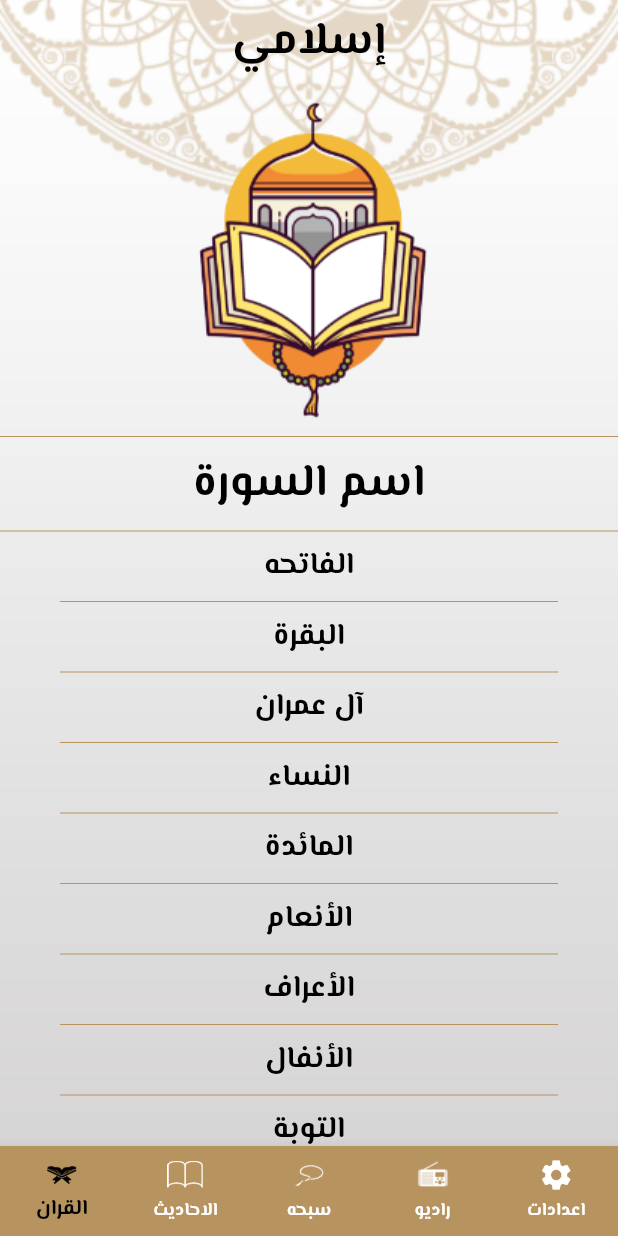
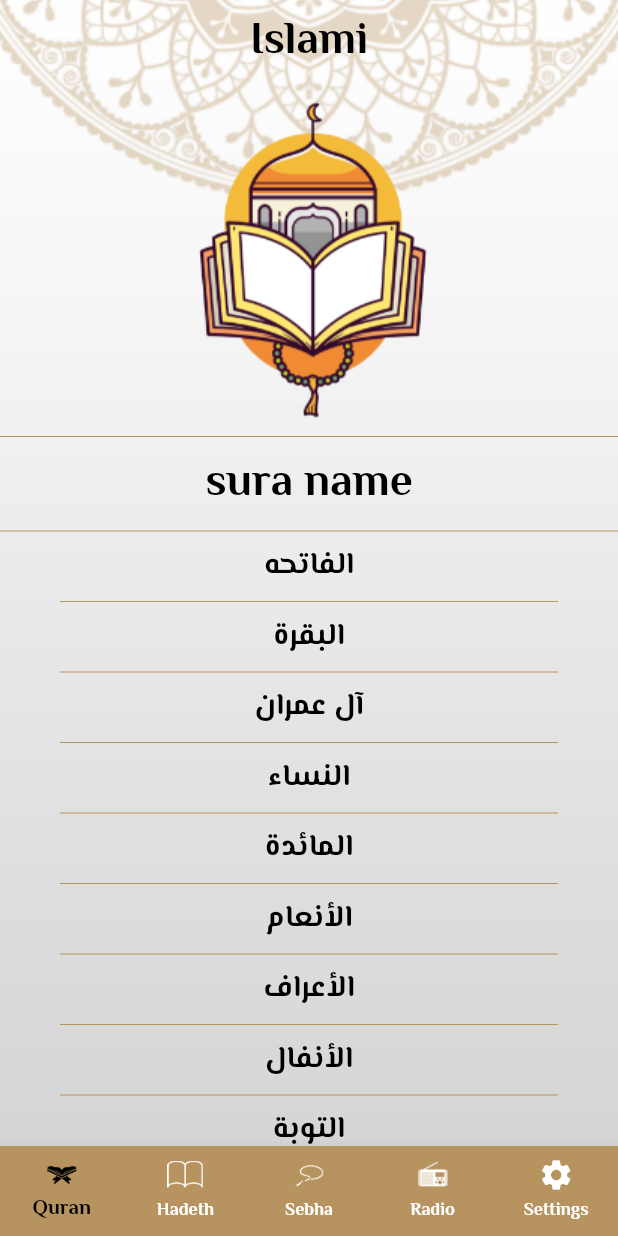
Before and after one commit to Mohammedzxz712/islami-app, a Flutter app: the screen it shows after launch, on a phone screen of 412 x 824 dp. Run offline on Flutter 3.47's test engine with Material 2 defaults, Android fonts, the phone set to English and light mode, and no system bars; our stand-ins replace google_fonts; generated files the repository leaves out were written again.

Commit message:
localization done

```diff
--- /dev/null
+++ b/l10n.yaml
@@ -0,0 +1,3 @@
+arb-dir: lib/l10n
+template-arb-file: app_en.arb
+output-localization-file: app_localizations.dart
--- /dev/null
+++ b/lib/l10n/app_ar.arb
@@ -0,0 +1,18 @@
+{
+"app_title"  : "إسلامي" ,
+"quran"  : "قرآن",
+"hadeth"  : "حديث" ,
+"sebha"  : "سبحه" ,
+"radio"  : "اذاعه" ,
+"settings" :"اعدادات" ,
+"theme"  : "Theming" ,
+"english" : "الانجليزيه",
+"arabic" : "عربي" ,
+"light"  : "Light" ,
+"dark" :  "Dark" ,
+"language" :  "اللغه" ,
+"sura_name" :  "اسم السوره",
+"hadeth_name" :  "اسم الحديث",
+"radio_name" :  "إذاعه القرآن الكريم",
+"number" :  "عدد التسبيحات"
+}
--- /dev/null
+++ b/lib/l10n/app_en.arb
@@ -0,0 +1,19 @@
+{
+"app_title"  : "Islami" ,
+"quran"  : "Quran",
+"hadeth"  : "Hadeth" ,
+"sebha"  : "Sebha" ,
+"radio"  : "Radio" ,
+"settings" :"Settings" ,
+"theme"  : "Theming" ,
+"english" : "English",
+"arabic" : "Arabic" ,
+"light"  : "Light" ,
+"dark" :  "Dark" ,
+"language" :  "Language" ,
+"sura_name" :  "sura name",
+"hadeth_name" :  "Hadeth Name",
+"radio_name" :  "Holy Quran Radio",
+"number" :  "Number of praises"
+
+}
--- a/lib/main.dart
+++ b/lib/main.dart
@@ -1,4 +1,5 @@
 import 'package:flutter/material.dart';
+import 'package:flutter_gen/gen_l10n/app_localizations.dart';
 import 'package:islami_app/models/model_theme_mode.dart';
 import 'package:islami_app/modules/quran/quran_screen.dart';
 import 'package:islami_app/modules/radio/radio_screen.dart';
@@ -21,6 +22,9 @@ class MyApp extends StatelessWidget {
   Widget build(BuildContext context) {
     return MaterialApp(
       debugShowCheckedModeBanner: false,
+      locale: Locale('en'),
+      localizationsDelegates: AppLocalizations.localizationsDelegates,
+      supportedLocales: AppLocalizations.supportedLocales,
       theme: MyTheme.lightTheme,
       themeMode: MyThemeMode.isDark ? ThemeMode.dark : ThemeMode.light,
       darkTheme: MyTheme.darkTheme,
--- a/lib/modules/ahadeth/ahadeth_screen.dart
+++ b/lib/modules/ahadeth/ahadeth_screen.dart
@@ -1,5 +1,6 @@
 import 'package:flutter/material.dart';
 import 'package:flutter/services.dart';
+import 'package:flutter_gen/gen_l10n/app_localizations.dart';
 import 'package:islami_app/modules/ahadeth_details_screen.dart';
 
 import '../../generated/assets.dart';
@@ -31,7 +32,7 @@ class _AhadethScreenState extends State<AhadethScreen> {
           color: MyTheme.primaryColor,
         ),
         Text(
-          'الأحاديث',
+          AppLocalizations.of(context)!.hadeth_name,
           style: Theme.of(context).textTheme.bodyLarge,
         ),
         const Divider(
--- a/lib/modules/ahadeth_details_screen.dart
+++ b/lib/modules/ahadeth_details_screen.dart
@@ -5,7 +5,7 @@ import '../generated/assets.dart';
 import 'ahadeth/ahadeth_screen.dart';
 
 class AhadethDetailsScreen extends StatefulWidget {
-  static const routeName = 'ahadeth';
+  static const routeName = 'ahadethDetails';
 
   @override
   State<AhadethDetailsScreen> createState() => _AhadethDetailsScreen();
--- a/lib/modules/home/home_screen.dart
+++ b/lib/modules/home/home_screen.dart
@@ -1,4 +1,5 @@
 import 'package:flutter/material.dart';
+import 'package:flutter_gen/gen_l10n/app_localizations.dart';
 import 'package:islami_app/models/model_theme_mode.dart';
 import 'package:islami_app/modules/quran/quran_screen.dart';
 import 'package:islami_app/modules/radio/radio_screen.dart';
@@ -48,34 +49,35 @@ class _HomeScreenState extends State<HomeScreen> {
               setState(() {});
             },
             currentIndex: currentIndex,
-            items: const [
+            items: [
               BottomNavigationBarItem(
                   icon: ImageIcon(
                     AssetImage(Assets.imagesIconQuran),
                   ),
-                  label: 'القران'),
+                  label: AppLocalizations.of(context)!.quran),
               BottomNavigationBarItem(
                   icon: ImageIcon(
                     AssetImage(Assets.imagesIconHadeth),
                   ),
-                  label: 'الاحاديث'),
+                  label: AppLocalizations.of(context)!.hadeth),
               BottomNavigationBarItem(
                   icon: ImageIcon(
                     AssetImage(Assets.imagesIconSebha),
                   ),
-                  label: 'سبحه'),
+                  label: AppLocalizations.of(context)!.sebha),
               BottomNavigationBarItem(
                   icon: ImageIcon(
                     AssetImage(Assets.imagesIconRadio),
                   ),
-                  label: 'راديو'),
+                  label: AppLocalizations.of(context)!.radio),
               BottomNavigationBarItem(
-                  icon: Icon(Icons.settings), label: 'اعدادات'),
+                  icon: Icon(Icons.settings),
+                  label: AppLocalizations.of(context)!.settings),
             ],
           ),
           appBar: AppBar(
             title: Text(
-              'إسلامي',
+              AppLocalizations.of(context)!.app_title,
               style: Theme.of(context).textTheme.bodyLarge,
             ),
           ),
--- a/lib/modules/quran/quran_screen.dart
+++ b/lib/modules/quran/quran_screen.dart
@@ -1,129 +1,14 @@
 import 'package:flutter/material.dart';
+import 'package:flutter_gen/gen_l10n/app_localizations.dart';
 import 'package:islami_app/models/sora_model.dart';
 import 'package:islami_app/modules/sora_screen.dart';
 import 'package:islami_app/shared/theme_data.dart';
 
 import '../../generated/assets.dart';
+import '../../shared/constant.dart';
 
 class QuranScreen extends StatelessWidget {
   static const String routeName = 'quran';
-  static List<String> arSuras = [
-    "الفاتحه",
-    "البقرة",
-    "آل عمران",
-    "النساء",
-    "المائدة",
-    "الأنعام",
-    "الأعراف",
-    "الأنفال",
-    "التوبة",
-    "يونس",
-    "هود",
-    "يوسف",
-    "الرعد",
-    "إبراهيم",
-    "الحجر",
-    "النحل",
-    "الإسراء",
-    "الكهف",
-    "مريم",
-    "طه",
-    "الأنبياء",
-    "الحج",
-    "المؤمنون",
-    "النّور",
-    "الفرقان",
-    "الشعراء",
-    "النّمل",
-    "القصص",
-    "العنكبوت",
-    "الرّوم",
-    "لقمان",
-    "السجدة",
-    "الأحزاب",
-    "سبأ",
-    "فاطر",
-    "يس",
-    "الصافات",
-    "ص",
-    "الزمر",
-    "غافر",
-    "فصّلت",
-    "الشورى",
-    "الزخرف",
-    "الدّخان",
-    "الجاثية",
-    "الأحقاف",
-    "محمد",
-    "الفتح",
-    "الحجرات",
-    "ق",
-    "الذاريات",
-    "الطور",
-    "النجم",
-    "القمر",
-    "الرحمن",
-    "الواقعة",
-    "الحديد",
-    "المجادلة",
-    "الحشر",
-    "الممتحنة",
-    "الصف",
-    "الجمعة",
-    "المنافقون",
-    "التغابن",
-    "الطلاق",
-    "التحريم",
-    "الملك",
-    "القلم",
-    "الحاقة",
-    "المعارج",
-    "نوح",
-    "الجن",
-    "المزّمّل",
-    "المدّثر",
-    "القيامة",
-    "الإنسان",
-    "المرسلات",
-    "النبأ",
-    "النازعات",
-    "عبس",
-    "التكوير",
-    "الإنفطار",
-    "المطفّفين",
-    "الإنشقاق",
-    "البروج",
-    "الطارق",
-    "الأعلى",
-    "الغاشية",
-    "الفجر",
-    "البلد",
-    "الشمس",
-    "الليل",
-    "الضحى",
-    "الشرح",
-    "التين",
-    "العلق",
-    "القدر",
-    "البينة",
-    "الزلزلة",
-    "العاديات",
-    "القارعة",
-    "التكاثر",
-    "العصر",
-    "الهمزة",
-    "الفيل",
-    "قريش",
-    "الماعون",
-    "الكوثر",
-    "الكافرون",
-    "النصر",
-    "المسد",
-    "الإخلاص",
-    "الفلق",
-    "الناس"
-  ];
-
   @override
   Widget build(BuildContext context) {
     return Column(
@@ -137,7 +22,7 @@ class QuranScreen extends StatelessWidget {
           color: MyTheme.primaryColor,
         ),
         Text(
-          'اسم السورة',
+          AppLocalizations.of(context)!.sura_name,
           style: Theme.of(context).textTheme.bodyLarge,
         ),
         const Divider(
--- a/lib/modules/radio/radio_screen.dart
+++ b/lib/modules/radio/radio_screen.dart
@@ -1,4 +1,5 @@
 import 'package:flutter/material.dart';
+import 'package:flutter_gen/gen_l10n/app_localizations.dart';
 import 'package:islami_app/shared/theme_data.dart';
 
 import '../../generated/assets.dart';
@@ -22,7 +23,7 @@ class RadioScreen extends StatelessWidget {
           height: 30,
         ),
         Text(
-          'إذاعه القرآن الكريم',
+          AppLocalizations.of(context)!.radio_name,
           style: Theme.of(context).textTheme.bodyLarge,
         ),
         const SizedBox(
--- a/lib/modules/sebha/sebha_screen.dart
+++ b/lib/modules/sebha/sebha_screen.dart
@@ -1,4 +1,5 @@
 import 'package:flutter/material.dart';
+import 'package:flutter_gen/gen_l10n/app_localizations.dart';
 
 import '../../generated/assets.dart';
 import '../../shared/theme_data.dart';
@@ -61,7 +62,7 @@ class _SebhaScreenState extends State<SebhaScreen> {
             ],
           ),
           Text(
-            'عدد التسبيحات',
+            AppLocalizations.of(context)!.number,
             style: Theme.of(context).textTheme.bodyLarge,
           ),
           const SizedBox(
--- a/lib/modules/setting/setting_screen.dart
+++ b/lib/modules/setting/setting_screen.dart
@@ -1,4 +1,5 @@
 import 'package:flutter/material.dart';
+import 'package:flutter_gen/gen_l10n/app_localizations.dart';
 
 class SettingScreen extends StatelessWidget {
   const SettingScreen({super.key});
@@ -7,9 +8,9 @@ class SettingScreen extends StatelessWidget {
 
   @override
   Widget build(BuildContext context) {
-    return const Center(
+    return Center(
         child: Text(
-      'setting',
+      AppLocalizations.of(context)!.settings,
       style: TextStyle(fontSize: 40, fontWeight: FontWeight.bold),
     ));
   }
--- /dev/null
+++ b/lib/shared/constant.dart
@@ -0,0 +1,116 @@
+List<String> arSuras = [
+  "الفاتحه",
+  "البقرة",
+  "آل عمران",
+  "النساء",
+  "المائدة",
+  "الأنعام",
+  "الأعراف",
+  "الأنفال",
+  "التوبة",
+  "يونس",
+  "هود",
+  "يوسف",
+  "الرعد",
+  "إبراهيم",
+  "الحجر",
+  "النحل",
+  "الإسراء",
+  "الكهف",
+  "مريم",
+  "طه",
+  "الأنبياء",
+  "الحج",
+  "المؤمنون",
+  "النّور",
+  "الفرقان",
+  "الشعراء",
+  "النّمل",
+  "القصص",
+  "العنكبوت",
+  "الرّوم",
+  "لقمان",
+  "السجدة",
+  "الأحزاب",
+  "سبأ",
+  "فاطر",
+  "يس",
+  "الصافات",
+  "ص",
+  "الزمر",
+  "غافر",
+  "فصّلت",
+  "الشورى",
+  "الزخرف",
+  "الدّخان",
+  "الجاثية",
+  "الأحقاف",
+  "محمد",
+  "الفتح",
+  "الحجرات",
+  "ق",
+  "الذاريات",
+  "الطور",
+  "النجم",
+  "القمر",
+  "الرحمن",
+  "الواقعة",
+  "الحديد",
+  "المجادلة",
+  "الحشر",
+  "الممتحنة",
+  "الصف",
+  "الجمعة",
+  "المنافقون",
+  "التغابن",
+  "الطلاق",
+  "التحريم",
+  "الملك",
+  "القلم",
+  "الحاقة",
+  "المعارج",
+  "نوح",
+  "الجن",
+  "المزّمّل",
+  "المدّثر",
+  "القيامة",
+  "الإنسان",
+  "المرسلات",
+  "النبأ",
+  "النازعات",
+  "عبس",
+  "التكوير",
+  "الإنفطار",
+  "المطفّفين",
+  "الإنشقاق",
+  "البروج",
+  "الطارق",
+  "الأعلى",
+  "الغاشية",
+  "الفجر",
+  "البلد",
+  "الشمس",
+  "الليل",
+  "الضحى",
+  "الشرح",
+  "التين",
+  "العلق",
+  "القدر",
+  "البينة",
+  "الزلزلة",
+  "العاديات",
+  "القارعة",
+  "التكاثر",
+  "العصر",
+  "الهمزة",
+  "الفيل",
+  "قريش",
+  "الماعون",
+  "الكوثر",
+  "الكافرون",
+  "النصر",
+  "المسد",
+  "الإخلاص",
+  "الفلق",
+  "الناس"
+];
--- a/pubspec.yaml
+++ b/pubspec.yaml
@@ -36,6 +36,9 @@ dependencies:
   # Use with the CupertinoIcons class for iOS style icons.
   cupertino_icons: ^1.0.2
   google_fonts: ^5.1.0
+  flutter_localizations:
+    sdk: flutter
+  intl: any
 
 dev_dependencies:
   flutter_test:
@@ -53,7 +56,7 @@ dev_dependencies:
 
 # The following section is specific to Flutter packages.
 flutter:
-
+  generate: true
   # The following line ensures that the Material Icons font is
   # included with your application, so that you can use the icons in
   # the material Icons class.
```
Also changed, not shown: pubspec.lock, 1 other file.
